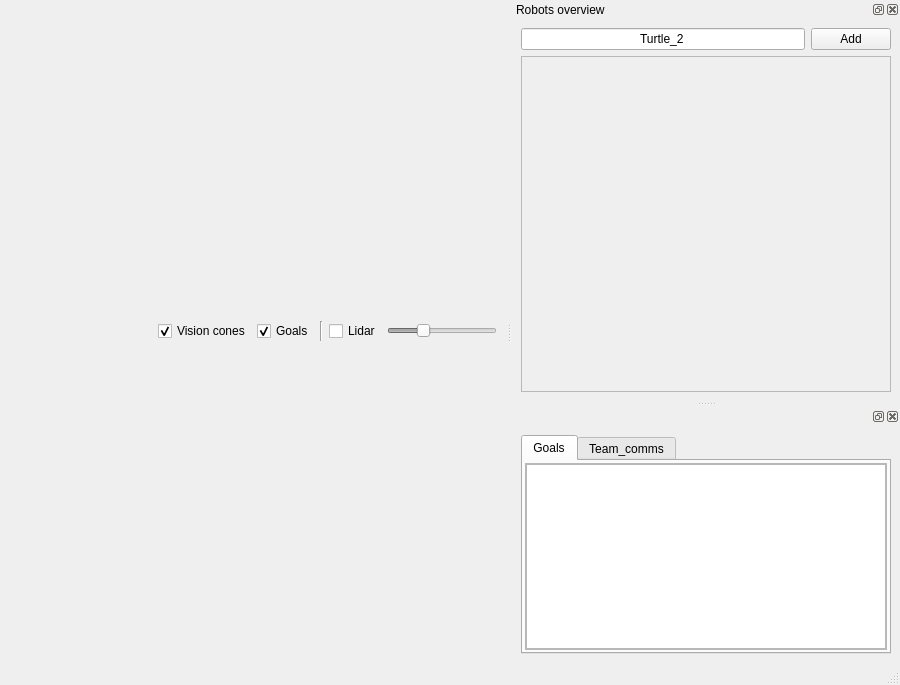
vguillet/rlb_viz, file rlb_viz/UIs/Main_v0.0.1.ui: the form before one commit.
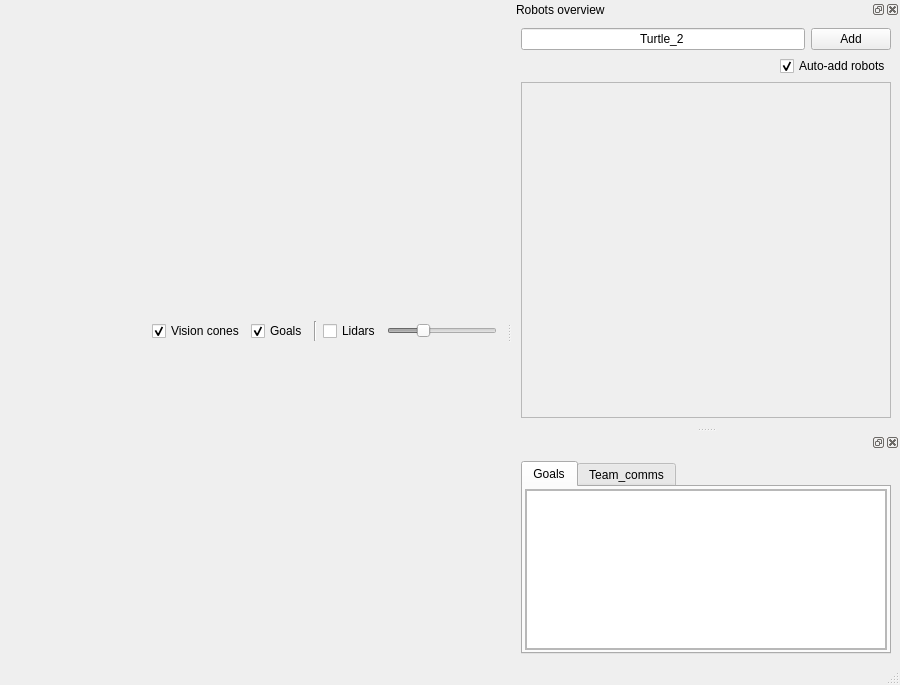
The form after the commit.

What changed in the file:
```diff
--- a/rlb_viz/UIs/Main_v0.0.1.ui
+++ b/rlb_viz/UIs/Main_v0.0.1.ui
@@ -60,7 +60,7 @@
       <item>
        <widget class="QCheckBox" name="lidar_view_toggle">
         <property name="text">
-         <string>Lidar</string>
+         <string>Lidars</string>
         </property>
        </widget>
       </item>
@@ -114,7 +114,7 @@
    <property name="minimumSize">
     <size>
      <width>388</width>
-     <height>140</height>
+     <height>171</height>
     </size>
    </property>
    <property name="windowTitle">
@@ -146,6 +146,33 @@
        </item>
       </layout>
      </item>
+     <item>
+      <layout class="QHBoxLayout" name="horizontalLayout_3">
+       <item>
+        <spacer name="horizontalSpacer_2">
+         <property name="orientation">
+          <enum>Qt::Horizontal</enum>
+         </property>
+         <property name="sizeHint" stdset="0">
+          <size>
+           <width>40</width>
+           <height>20</height>
+          </size>
+         </property>
+        </spacer>
+       </item>
+       <item>
+        <widget class="QCheckBox" name="auto_add_robots">
+         <property name="text">
+          <string>Auto-add robots</string>
+         </property>
+         <property name="checked">
+          <bool>true</bool>
+         </property>
+        </widget>
+       </item>
+      </layout>
+     </item>
      <item>
       <widget class="QScrollArea" name="scrollArea_2">
        <property name="sizePolicy">
@@ -172,7 +199,7 @@
           <x>0</x>
           <y>0</y>
           <width>368</width>
-          <height>403</height>
+          <height>372</height>
          </rect>
         </property>
         <layout class="QVBoxLayout" name="verticalLayout_2">
```
